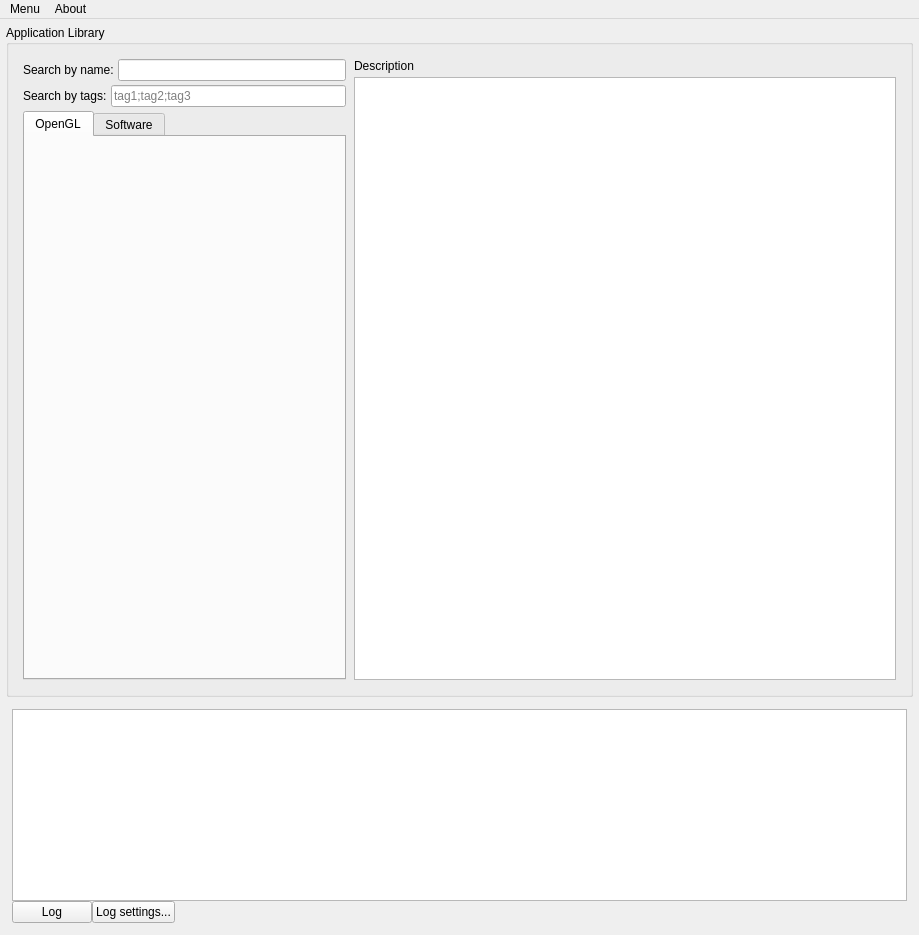
Above: Core/src/CoreAppWindow.ui from ButtonHeck/Ouquitoure before the change. Below: the same form after it.
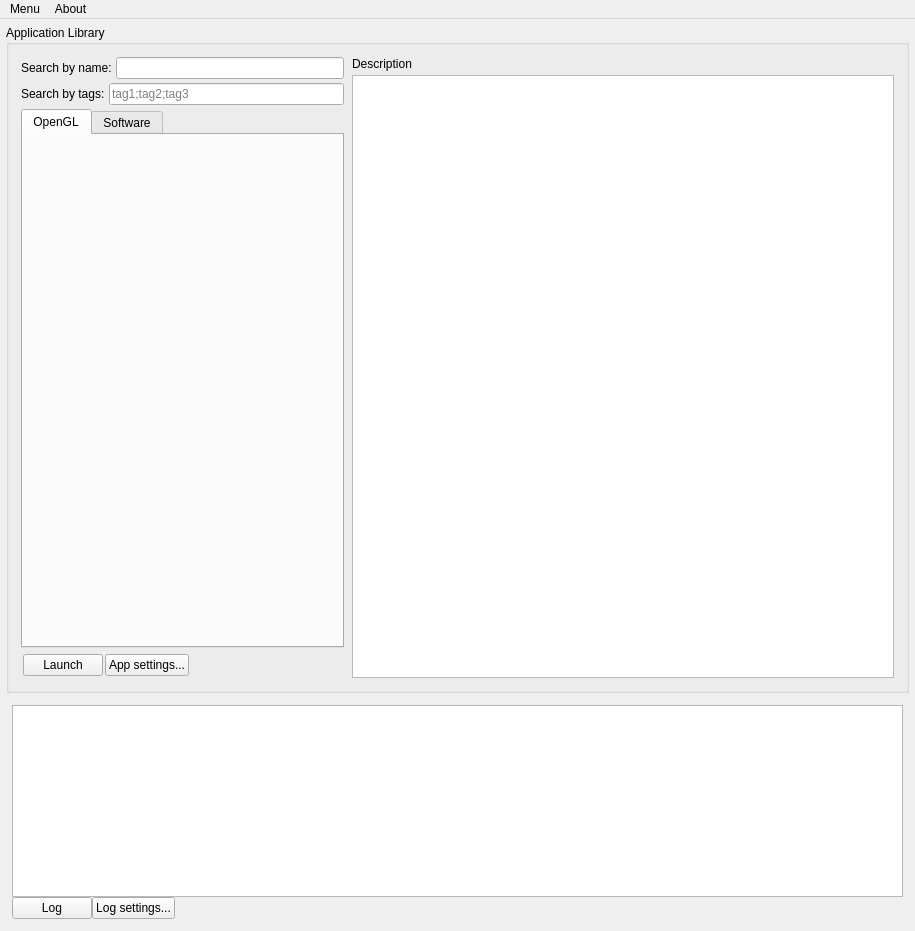
That is the form after the change. Custom widgets are drawn as their Qt base class.

Commit message: launch app buttons added

What changed in the file:
```diff
--- a/Core/src/CoreAppWindow.ui
+++ b/Core/src/CoreAppWindow.ui
@@ -6,8 +6,8 @@
    <rect>
     <x>0</x>
     <y>0</y>
-    <width>919</width>
-    <height>935</height>
+    <width>915</width>
+    <height>931</height>
    </rect>
   </property>
   <property name="sizePolicy">
@@ -78,16 +78,16 @@
           <number>0</number>
          </property>
          <property name="leftMargin">
-          <number>6</number>
+          <number>4</number>
          </property>
          <property name="topMargin">
-          <number>6</number>
+          <number>4</number>
          </property>
          <property name="rightMargin">
-          <number>6</number>
+          <number>4</number>
          </property>
          <property name="bottomMargin">
-          <number>6</number>
+          <number>4</number>
          </property>
          <item>
           <layout class="QHBoxLayout" name="appLibraryMainLayout">
@@ -217,6 +217,52 @@
                </widget>
               </widget>
              </item>
+             <item>
+              <layout class="QHBoxLayout" name="launchAppLayout">
+               <property name="spacing">
+                <number>2</number>
+               </property>
+               <property name="leftMargin">
+                <number>2</number>
+               </property>
+               <property name="topMargin">
+                <number>2</number>
+               </property>
+               <property name="rightMargin">
+                <number>2</number>
+               </property>
+               <property name="bottomMargin">
+                <number>2</number>
+               </property>
+               <item alignment="Qt::AlignLeft">
+                <widget class="QPushButton" name="launchAppButton">
+                 <property name="text">
+                  <string>Launch</string>
+                 </property>
+                </widget>
+               </item>
+               <item alignment="Qt::AlignLeft">
+                <widget class="QPushButton" name="launchAppSettingsButton">
+                 <property name="text">
+                  <string>App settings...</string>
+                 </property>
+                </widget>
+               </item>
+               <item>
+                <spacer name="launchAppSpacer">
+                 <property name="orientation">
+                  <enum>Qt::Horizontal</enum>
+                 </property>
+                 <property name="sizeHint" stdset="0">
+                  <size>
+                   <width>40</width>
+                   <height>0</height>
+                  </size>
+                 </property>
+                </spacer>
+               </item>
+              </layout>
+             </item>
             </layout>
            </item>
            <item>
@@ -368,7 +414,7 @@
     <rect>
      <x>0</x>
      <y>0</y>
-     <width>919</width>
+     <width>915</width>
      <height>20</height>
     </rect>
    </property>
```
